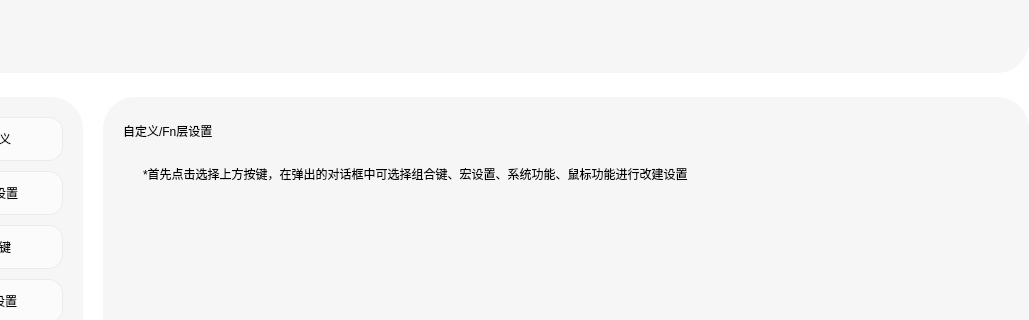
wlffeng2008/AkkoStudio, file FrameKeySetting.ui: the form before one commit; both pictures show x 97 to 1126 and y 337 to 657 of the 1126 by 744 pixel window.
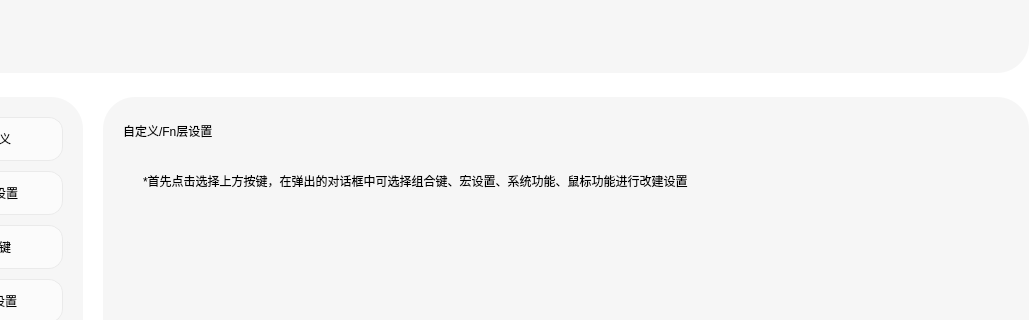
The form after the commit. The open tabs and pages were chosen to show the change. Icons and pictures are not drawn. Custom widgets are drawn as their Qt base class.

```diff
--- a/FrameKeySetting.ui
+++ b/FrameKeySetting.ui
@@ -278,7 +278,7 @@
               <rect>
                <x>20</x>
                <y>20</y>
-               <width>211</width>
+               <width>581</width>
                <height>27</height>
               </rect>
              </property>
@@ -295,7 +295,7 @@
                <x>40</x>
                <y>60</y>
                <width>849</width>
-               <height>33</height>
+               <height>47</height>
               </rect>
              </property>
              <property name="styleSheet">
@@ -304,6 +304,9 @@
              <property name="text">
               <string>*首先点击选择上方按键，在弹出的对话框中可选择组合键、宏设置、系统功能、鼠标功能进行改建设置</string>
              </property>
+             <property name="wordWrap">
+              <bool>true</bool>
+             </property>
             </widget>
            </widget>
            <widget class="QWidget" name="page2">
```
Left out of the diff: 18 changed lines with no effect on the pictures.
